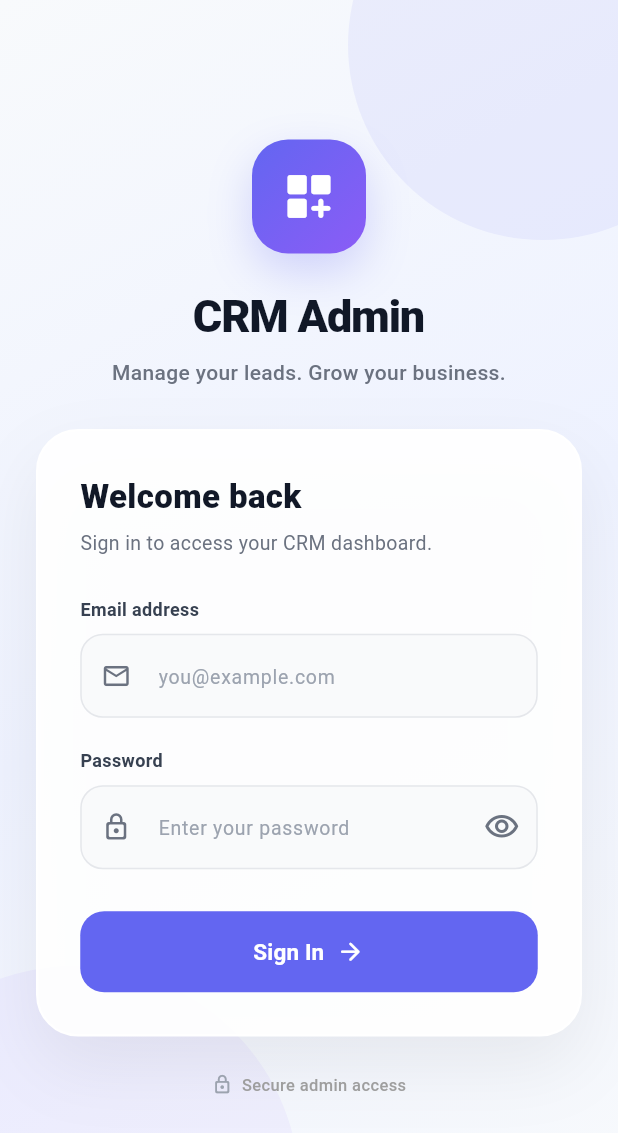
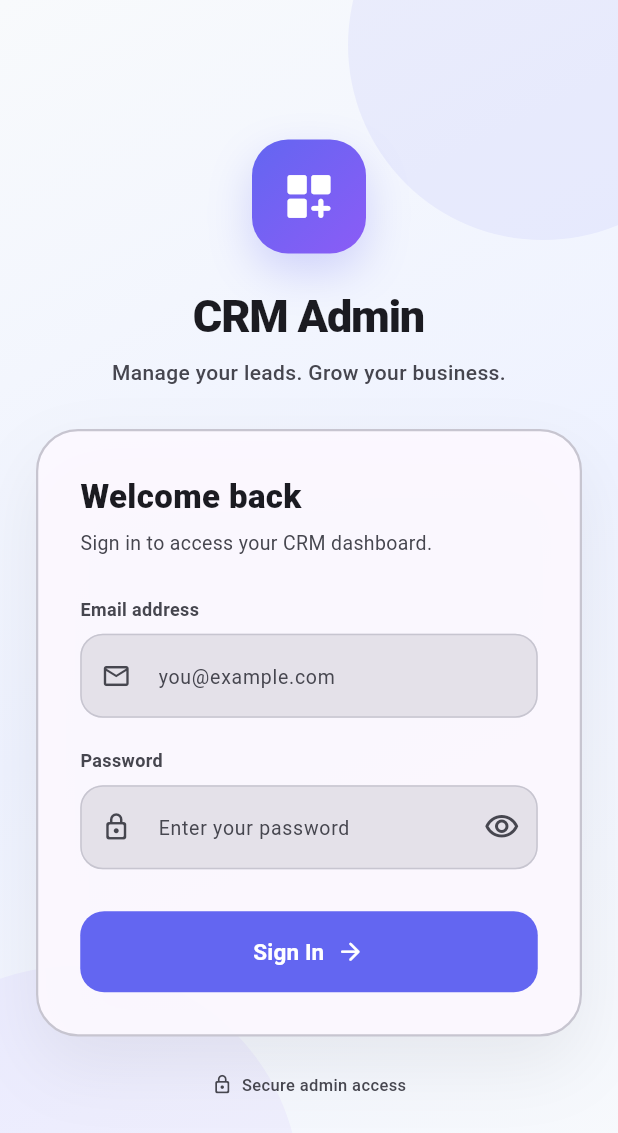
Before and after one commit to nk691929/crm_app_n8n_flutter, a Flutter app: the screen it shows after launch, on a phone screen of 412 x 824 dp. Shown: the top 1133 px of the screen. Run offline on Flutter 3.47's test engine with Material 3 defaults, Android fonts, the light colour scheme and no system bars; our stand-ins replace equatable, fl_chart, flutter_animate, flutter_dotenv, flutter_riverpod, go_router and 1 more; accounts and stored records are empty.

Commit message:
feat: theme login_screen.dart for light/dark mode with dark gradient variant

```diff
--- a/lib/features/auth/presentation/screens/login_screen.dart
+++ b/lib/features/auth/presentation/screens/login_screen.dart
@@ -74,6 +74,8 @@ class _LoginScreenState extends ConsumerState<LoginScreen>
   @override
   Widget build(BuildContext context) {
     final authState = ref.watch(authControllerProvider);
+    final colors = Theme.of(context).colorScheme;
+    final isDark = Theme.of(context).brightness == Brightness.dark;
 
     ref.listen(authControllerProvider, (previous, next) {
       next.whenOrNull(
@@ -118,12 +120,26 @@ class _LoginScreenState extends ConsumerState<LoginScreen>
       body: Container(
         width: double.infinity,
         height: double.infinity,
-        decoration: const BoxDecoration(
-          gradient: LinearGradient(
-            begin: Alignment.topLeft,
-            end: Alignment.bottomRight,
-            colors: [Color(0xFFF8FAFC), Color(0xFFEEF2FF), Color(0xFFF8FAFC)],
-          ),
+        decoration: BoxDecoration(
+          gradient: isDark
+              ? const LinearGradient(
+                  begin: Alignment.topLeft,
+                  end: Alignment.bottomRight,
+                  colors: [
+                    Color(0xFF0F172A),
+                    Color(0xFF1E1B4B),
+                    Color(0xFF0F172A),
+                  ],
+                )
+              : const LinearGradient(
+                  begin: Alignment.topLeft,
+                  end: Alignment.bottomRight,
+                  colors: [
+                    Color(0xFFF8FAFC),
+                    Color(0xFFEEF2FF),
+                    Color(0xFFF8FAFC),
+                  ],
+                ),
         ),
         child: Stack(
           children: [
@@ -141,15 +157,15 @@ class _LoginScreenState extends ConsumerState<LoginScreen>
                         constraints: const BoxConstraints(maxWidth: 440),
                         child: Column(
                           children: [
-                            _buildBrandHeader(),
+                            _buildBrandHeader(colors),
 
                             const SizedBox(height: 28),
 
-                            _buildLoginCard(authState.isLoading),
+                            _buildLoginCard(authState.isLoading, colors),
 
                             const SizedBox(height: 24),
 
-                            _buildFooter(),
+                            _buildFooter(colors),
                           ],
                         ),
                       ),
@@ -197,7 +213,7 @@ class _LoginScreenState extends ConsumerState<LoginScreen>
     );
   }
 
-  Widget _buildBrandHeader() {
+  Widget _buildBrandHeader(ColorScheme colors) {
     return Column(
       children: [
         Container(
@@ -227,24 +243,24 @@ class _LoginScreenState extends ConsumerState<LoginScreen>
 
         const SizedBox(height: 20),
 
-        const Text(
+        Text(
           'CRM Admin',
           style: TextStyle(
             fontSize: 30,
             fontWeight: FontWeight.w800,
             letterSpacing: -0.8,
-            color: Color(0xFF111827),
+            color: colors.onSurface,
           ),
         ),
 
         const SizedBox(height: 6),
 
-        const Text(
+        Text(
           'Manage your leads. Grow your business.',
           textAlign: TextAlign.center,
           style: TextStyle(
             fontSize: 14,
-            color: Color(0xFF6B7280),
+            color: colors.onSurfaceVariant,
             fontWeight: FontWeight.w500,
           ),
         ),
@@ -252,16 +268,16 @@ class _LoginScreenState extends ConsumerState<LoginScreen>
     );
   }
 
-  Widget _buildLoginCard(bool isLoading) {
+  Widget _buildLoginCard(bool isLoading, ColorScheme colors) {
     return Container(
       padding: const EdgeInsets.all(28),
       decoration: BoxDecoration(
-        color: Colors.white.withValues(alpha: 0.94),
+        color: colors.surface.withValues(alpha: 0.94),
         borderRadius: BorderRadius.circular(28),
-        border: Border.all(color: Colors.white, width: 1.5),
+        border: Border.all(color: colors.outlineVariant, width: 1.5),
         boxShadow: [
           BoxShadow(
-            color: Colors.black.withValues(alpha: 0.06),
+            color: colors.shadow.withValues(alpha: 0.06),
             blurRadius: 40,
             offset: const Offset(0, 20),
           ),
@@ -272,25 +288,25 @@ class _LoginScreenState extends ConsumerState<LoginScreen>
         child: Column(
           crossAxisAlignment: CrossAxisAlignment.start,
           children: [
-            const Text(
+            Text(
               'Welcome back',
               style: TextStyle(
                 fontSize: 22,
                 fontWeight: FontWeight.w800,
-                color: Color(0xFF111827),
+                color: colors.onSurface,
               ),
             ),
 
             const SizedBox(height: 6),
 
-            const Text(
+            Text(
               'Sign in to access your CRM dashboard.',
-              style: TextStyle(fontSize: 13, color: Color(0xFF6B7280)),
+              style: TextStyle(fontSize: 13, color: colors.onSurfaceVariant),
             ),
 
             const SizedBox(height: 26),
 
-            _fieldLabel('Email address'),
+            _fieldLabel('Email address', colors),
 
             const SizedBox(height: 8),
 
@@ -303,6 +319,7 @@ class _LoginScreenState extends ConsumerState<LoginScreen>
               decoration: _inputDecoration(
                 hintText: 'you@example.com',
                 icon: Icons.email_outlined,
+                colors: colors,
               ),
               validator: (value) {
                 final email = value?.trim() ?? '';
@@ -321,7 +338,7 @@ class _LoginScreenState extends ConsumerState<LoginScreen>
 
             const SizedBox(height: 20),
 
-            _fieldLabel('Password'),
+            _fieldLabel('Password', colors),
 
             const SizedBox(height: 8),
 
@@ -335,6 +352,7 @@ class _LoginScreenState extends ConsumerState<LoginScreen>
                   _inputDecoration(
                     hintText: 'Enter your password',
                     icon: Icons.lock_outline_rounded,
+                    colors: colors,
                   ).copyWith(
                     suffixIcon: IconButton(
                       tooltip: _obscurePassword
@@ -351,7 +369,7 @@ class _LoginScreenState extends ConsumerState<LoginScreen>
                         _obscurePassword
                             ? Icons.visibility_outlined
                             : Icons.visibility_off_outlined,
-                        color: const Color(0xFF6B7280),
+                        color: colors.onSurfaceVariant,
                       ),
                     ),
                   ),
@@ -422,13 +440,13 @@ class _LoginScreenState extends ConsumerState<LoginScreen>
     );
   }
 
-  Widget _fieldLabel(String text) {
+  Widget _fieldLabel(String text, ColorScheme colors) {
     return Text(
       text,
-      style: const TextStyle(
+      style: TextStyle(
         fontSize: 12,
         fontWeight: FontWeight.w700,
-        color: Color(0xFF374151),
+        color: colors.onSurfaceVariant,
       ),
     );
   }
@@ -436,21 +454,22 @@ class _LoginScreenState extends ConsumerState<LoginScreen>
   InputDecoration _inputDecoration({
     required String hintText,
     required IconData icon,
+    required ColorScheme colors,
   }) {
     return InputDecoration(
       hintText: hintText,
-      hintStyle: const TextStyle(color: Color(0xFF9CA3AF), fontSize: 13),
-      prefixIcon: Icon(icon, color: const Color(0xFF6B7280), size: 20),
+      hintStyle: TextStyle(color: colors.onSurfaceVariant, fontSize: 13),
+      prefixIcon: Icon(icon, color: colors.onSurfaceVariant, size: 20),
       filled: true,
-      fillColor: const Color(0xFFF9FAFB),
+      fillColor: colors.surfaceContainerHighest,
       contentPadding: const EdgeInsets.symmetric(horizontal: 16, vertical: 16),
       border: OutlineInputBorder(
         borderRadius: BorderRadius.circular(15),
-        borderSide: const BorderSide(color: Color(0xFFE5E7EB)),
+        borderSide: BorderSide(color: colors.outlineVariant),
       ),
       enabledBorder: OutlineInputBorder(
         borderRadius: BorderRadius.circular(15),
-        borderSide: const BorderSide(color: Color(0xFFE5E7EB)),
+        borderSide: BorderSide(color: colors.outlineVariant),
       ),
       focusedBorder: OutlineInputBorder(
         borderRadius: BorderRadius.circular(15),
@@ -467,21 +486,21 @@ class _LoginScreenState extends ConsumerState<LoginScreen>
     );
   }
 
-  Widget _buildFooter() {
+  Widget _buildFooter(ColorScheme colors) {
     return Row(
       mainAxisAlignment: MainAxisAlignment.center,
       children: [
-        const Icon(
+        Icon(
           Icons.lock_outline_rounded,
           size: 14,
-          color: Color(0xFF9CA3AF),
+          color: colors.onSurfaceVariant,
         ),
         const SizedBox(width: 6),
         Text(
           'Secure admin access',
           style: TextStyle(
             fontSize: 11,
-            color: Colors.grey.shade500,
+            color: colors.onSurfaceVariant,
             fontWeight: FontWeight.w500,
           ),
         ),
```
